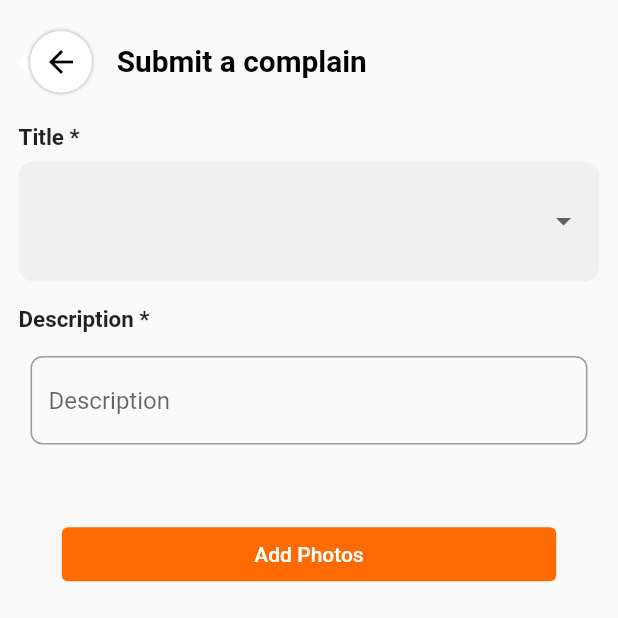
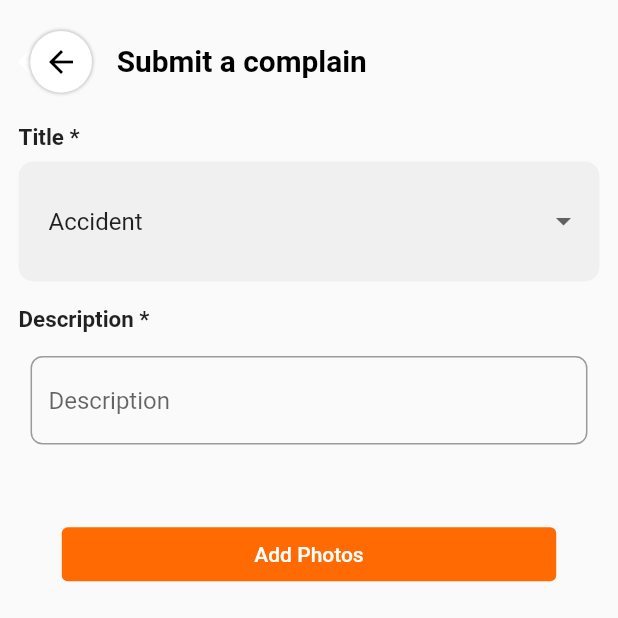
Before and after one commit to michaelSameh111/voo_app, a Flutter app: the SubmitAComplaintScreen screen opened directly, on a phone screen of 412 x 824 dp, the top half of it. Run offline on Flutter 3.47's test engine with Material 3 defaults, Android fonts, the phone set to English and light mode, and no system bars; our stand-ins replace audioplayers, dio, dotted_border, dropdown_button2, dropdown_search, firebase_core and 12 more; missing offline and left inert: animated_rating_stars, country_state_city, flutter_polyline_points, google_maps_flutter_android, google_maps_flutter_platform_interface, google_places_autocomplete_text_field; accounts and stored records are empty.

Commit message:
Starting Flow

```diff
--- a/lib/view/pages/main_profile_screen/claim_screen/submit_a_complaint_screen.dart
+++ b/lib/view/pages/main_profile_screen/claim_screen/submit_a_complaint_screen.dart
@@ -17,7 +17,7 @@ class SubmitAComplaintScreen extends StatefulWidget {
 
 
 class _SubmitAComplaintScreenState extends State<SubmitAComplaintScreen> {
-  String? selectedValue = 'Lost Item';
+  String? selectedValue = 'Accident';
   GlobalKey <FormState> formKey = GlobalKey();
   late BuildContext dialogContext;
   TextEditingController controller = TextEditingController();
@@ -52,7 +52,7 @@ class _SubmitAComplaintScreenState extends State<SubmitAComplaintScreen> {
   }
   @override
   Widget build(BuildContext context) {
-    return Scaffold(resizeToAvoidBottomInset: true,
+    return Scaffold(resizeToAvoidBottomInset: false,
       appBar: AppBar(
         elevation: 0,
         backgroundColor: Colors.transparent,
@@ -151,7 +151,7 @@ class _SubmitAComplaintScreenState extends State<SubmitAComplaintScreen> {
                       return null;
                     },
                     items: [
-                      DropdownMenuItem(child: Text('Lost Item',),value: 'Accident',),
+                      DropdownMenuItem(child: Text('Accident',),value: 'Accident',),
                       DropdownMenuItem(child: Text('Complain',),value: 'Complain',),
                     ],
                     value: selectedValue,
```
Also changed, not shown: lib/Controller/Data/data_cubit.dart (+7 -7 lines).
